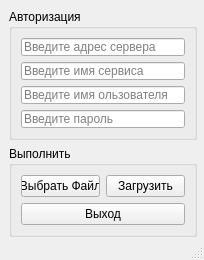
This is elto.ui in indemio/parsers as Qt 5 draws it before an edit. The edited form follows.
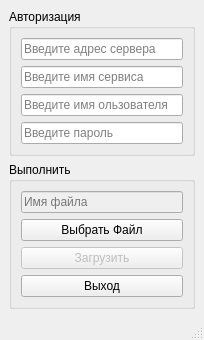
This is the edited form.

Patch:
```diff
--- a/elto.ui
+++ b/elto.ui
@@ -7,7 +7,7 @@
     <x>0</x>
     <y>0</y>
     <width>204</width>
-    <height>260</height>
+    <height>340</height>
    </rect>
   </property>
   <property name="sizePolicy">
@@ -19,13 +19,13 @@
   <property name="minimumSize">
    <size>
     <width>204</width>
-    <height>260</height>
+    <height>340</height>
    </size>
   </property>
   <property name="maximumSize">
    <size>
     <width>204</width>
-    <height>260</height>
+    <height>340</height>
    </size>
   </property>
   <property name="baseSize">
@@ -38,22 +38,15 @@
    <string>ELTO</string>
   </property>
   <widget class="QWidget" name="centralwidget">
-   <widget class="QWidget" name="">
-    <property name="geometry">
-     <rect>
-      <x>9</x>
-      <y>9</y>
-      <width>188</width>
-      <height>228</height>
-     </rect>
-    </property>
-    <layout class="QVBoxLayout" name="verticalLayout_4">
+   <layout class="QVBoxLayout" name="verticalLayout_7">
+    <item>
+     <layout class="QVBoxLayout" name="verticalLayout_6">
      <item>
       <widget class="QGroupBox" name="groupBox">
        <property name="title">
         <string>Авторизация</string>
        </property>
-       <layout class="QVBoxLayout" name="verticalLayout_3">
+        <layout class="QVBoxLayout" name="verticalLayout_5">
         <item>
          <widget class="QLineEdit" name="ServerEdit">
           <property name="placeholderText">
@@ -108,11 +101,23 @@
        <property name="title">
         <string>Выполнить</string>
        </property>
+        <layout class="QVBoxLayout" name="verticalLayout_4">
+         <item>
+          <layout class="QVBoxLayout" name="verticalLayout_3">
+           <item>
        <layout class="QVBoxLayout" name="verticalLayout_2">
         <item>
          <layout class="QVBoxLayout" name="verticalLayout">
           <item>
-           <layout class="QHBoxLayout" name="horizontalLayout">
+                <widget class="QLineEdit" name="FileLine">
+                 <property name="enabled">
+                  <bool>false</bool>
+                 </property>
+                 <property name="placeholderText">
+                  <string>Имя файла</string>
+                 </property>
+                </widget>
+               </item>
             <item>
              <widget class="QPushButton" name="OpenButton">
               <property name="text">
@@ -120,8 +125,13 @@
               </property>
              </widget>
             </item>
+              </layout>
+             </item>
             <item>
              <widget class="QPushButton" name="pushButton">
+               <property name="enabled">
+                <bool>false</bool>
+               </property>
               <property name="text">
                <string>Загрузить</string>
               </property>
@@ -142,7 +152,8 @@
       </widget>
      </item>
     </layout>
-   </widget>
+    </item>
+   </layout>
   </widget>
   <widget class="QStatusBar" name="statusbar"/>
  </widget>
```
Lines whose indentation alone changed are shown as unchanged.
